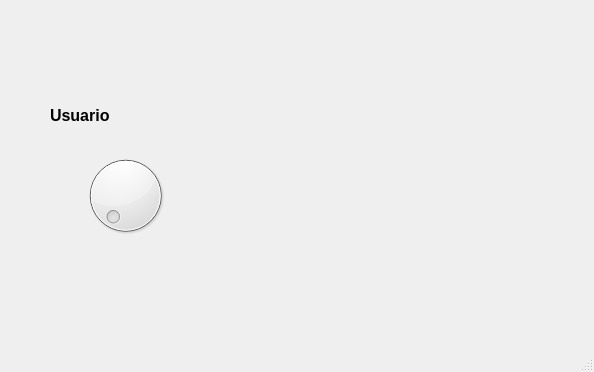
Qt form Unidad 2/P4_Dial.ui (Rezbel/PROGRAMACION-DE-INTERFACES-Y-PUERTOS) before a commit.
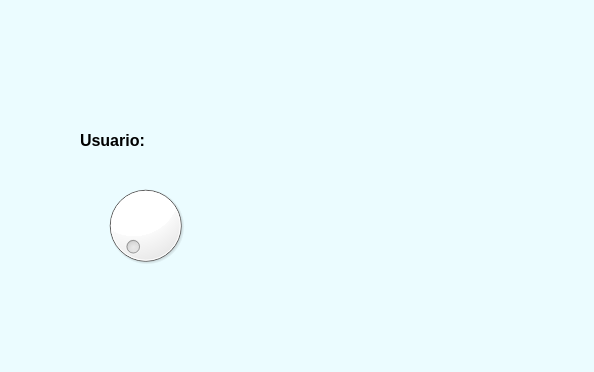
The same form after that commit. Icons and pictures are not drawn.

Patch:
```diff
--- a/Unidad 2/P4_Dial.ui
+++ b/Unidad 2/P4_Dial.ui
@@ -13,14 +13,17 @@
   <property name="windowTitle">
    <string>MainWindow</string>
   </property>
+  <property name="styleSheet">
+   <string notr="true">background-color: rgb(235, 252, 255);</string>
+  </property>
   <widget class="QWidget" name="centralwidget">
    <widget class="QLabel" name="label">
     <property name="geometry">
      <rect>
       <x>10</x>
-      <y>0</y>
-      <width>91</width>
-      <height>61</height>
+      <y>10</y>
+      <width>121</width>
+      <height>101</height>
      </rect>
     </property>
     <property name="text">
@@ -36,10 +39,10 @@
    <widget class="QLabel" name="label_2">
     <property name="geometry">
      <rect>
-      <x>490</x>
+      <x>440</x>
       <y>10</y>
-      <width>91</width>
-      <height>51</height>
+      <width>141</width>
+      <height>111</height>
      </rect>
     </property>
     <property name="text">
@@ -55,10 +58,10 @@
    <widget class="QLabel" name="label_3">
     <property name="geometry">
      <rect>
-      <x>490</x>
-      <y>290</y>
-      <width>81</width>
-      <height>41</height>
+      <x>450</x>
+      <y>220</y>
+      <width>121</width>
+      <height>111</height>
      </rect>
     </property>
     <property name="text">
@@ -74,10 +77,10 @@
    <widget class="QLabel" name="label_5">
     <property name="geometry">
      <rect>
-      <x>50</x>
-      <y>100</y>
-      <width>61</width>
-      <height>31</height>
+      <x>80</x>
+      <y>120</y>
+      <width>91</width>
+      <height>41</height>
      </rect>
     </property>
     <property name="text">
@@ -87,8 +90,8 @@
    <widget class="QLabel" name="label_11">
     <property name="geometry">
      <rect>
-      <x>300</x>
-      <y>90</y>
+      <x>270</x>
+      <y>120</y>
       <width>131</width>
       <height>111</height>
      </rect>
@@ -106,12 +109,15 @@
    <widget class="QDial" name="dial">
     <property name="geometry">
      <rect>
-      <x>60</x>
-      <y>150</y>
+      <x>80</x>
+      <y>180</y>
       <width>131</width>
       <height>91</height>
      </rect>
     </property>
+    <property name="styleSheet">
+     <string notr="true">background-color: rgb(255, 255, 255);</string>
+    </property>
    </widget>
   </widget>
   <widget class="QMenuBar" name="menubar">
```
Left out of the diff: 10 changed lines with no effect on the pictures.
